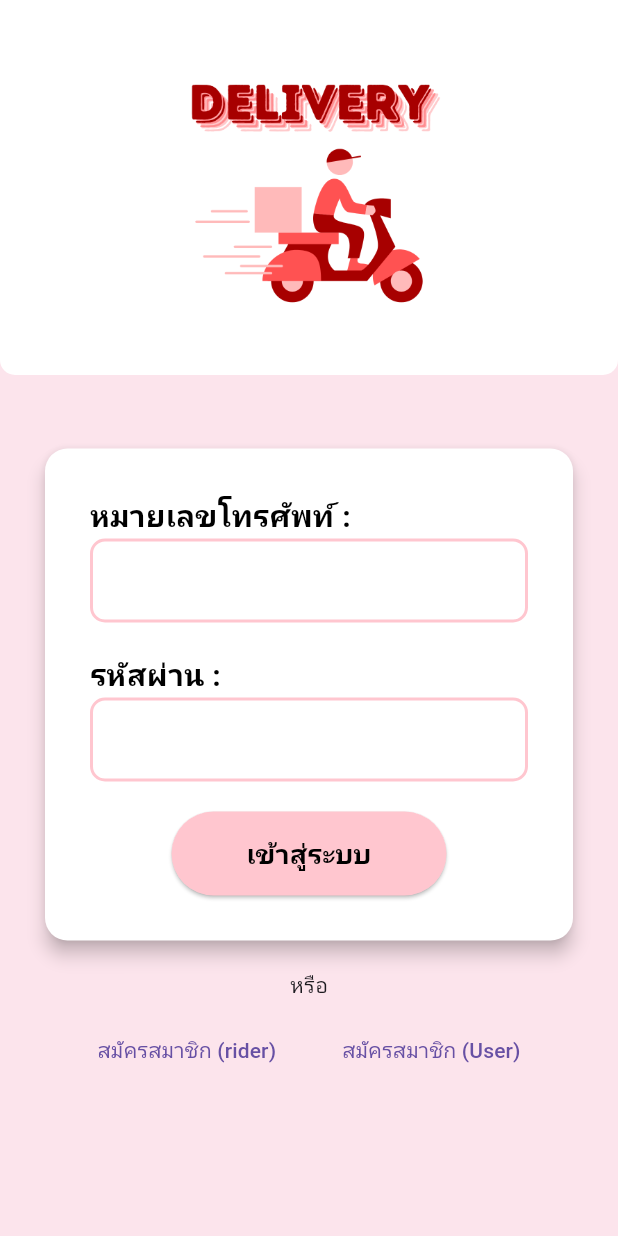
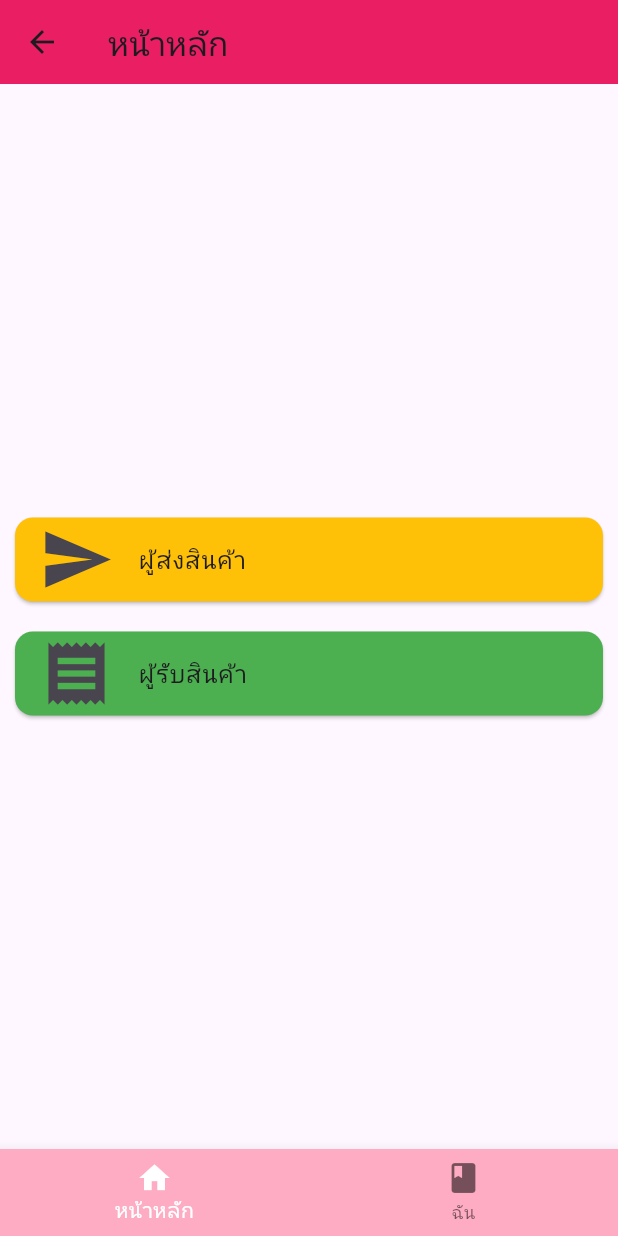
Before and after one commit to pitchazerothree/Delivery, a Flutter app: the screen it shows after launch, after a tap on "เข้าสู่ระบบ", on a phone screen of 412 x 824 dp. Run offline on Flutter 3.47's test engine with Material 3 defaults, Android fonts, the light colour scheme and no system bars.

Commit message:
First commit

```diff
--- a/lib/pages/login.dart
+++ b/lib/pages/login.dart
@@ -1,6 +1,7 @@
 import 'package:flutter/material.dart';
 import 'package:flutter_delivery/pages/registerrider.dart';
 import 'package:flutter_delivery/pages/registeruser.dart';
+import 'package:flutter_delivery/pages/user.dart';
 
 class MyApp extends StatelessWidget {
   const MyApp({super.key});
@@ -127,15 +128,17 @@ class LoginPage extends StatelessWidget {
                             // ปุ่มเข้าสู่ระบบ
                             ElevatedButton(
                               onPressed: () {
-                                // โค้ดเมื่อกดปุ่มเข้าสู่ระบบ
+                                Navigator.push(
+                                  context,
+                                  MaterialPageRoute(
+                                      builder: (context) => UserPage()),
+                                );
                               },
                               style: ElevatedButton.styleFrom(
                                 backgroundColor:
                                     const Color.fromRGBO(255, 198, 207, 1),
                                 padding: const EdgeInsets.symmetric(
-                                  horizontal: 50,
-                                  vertical: 15,
-                                ),
+                                    horizontal: 50, vertical: 15),
                                 shape: RoundedRectangleBorder(
                                   borderRadius: BorderRadius.circular(30),
                                 ),
@@ -144,7 +147,7 @@ class LoginPage extends StatelessWidget {
                                 'เข้าสู่ระบบ',
                                 style: TextStyle(
                                   fontSize: 18,
-                                  fontWeight: FontWeight.bold, // ทำให้ตัวหนา
+                                  fontWeight: FontWeight.bold,
                                   color: Colors.black,
                                 ),
                               ),
--- /dev/null
+++ b/lib/pages/user.dart
@@ -0,0 +1,53 @@
+import 'package:flutter/material.dart';
+
+class UserPage extends StatelessWidget {
+  @override
+  Widget build(BuildContext context) {
+    return Scaffold(
+      appBar: AppBar(
+        title: Text('หน้าหลัก'),
+        backgroundColor: Colors.pink,
+      ),
+      body: Column(
+        mainAxisAlignment: MainAxisAlignment.center,
+        children: <Widget>[
+          OptionButton(
+              title: 'ผู้ส่งสินค้า', icon: Icons.send, color: Colors.amber),
+          OptionButton(
+              title: 'ผู้รับสินค้า', icon: Icons.receipt, color: Colors.green),
+        ],
+      ),
+      bottomNavigationBar: BottomNavigationBar(
+        items: [
+          BottomNavigationBarItem(icon: Icon(Icons.home), label: 'หน้าหลัก'),
+          BottomNavigationBarItem(icon: Icon(Icons.book), label: 'ฉัน'),
+        ],
+        backgroundColor: Color(0xFFFEACC3),
+        selectedItemColor: Colors.white,
+      ),
+    );
+  }
+}
+
+class OptionButton extends StatelessWidget {
+  final String title;
+  final IconData icon;
+  final Color color;
+
+  OptionButton({required this.title, required this.icon, required this.color});
+
+  @override
+  Widget build(BuildContext context) {
+    return Card(
+      margin: EdgeInsets.all(10),
+      color: color,
+      child: ListTile(
+        leading: Icon(icon, size: 50),
+        title: Text(title),
+        onTap: () {
+          // เพิ่มการดำเนินการเมื่อผู้ใช้คลิก
+        },
+      ),
+    );
+  }
+}
```
